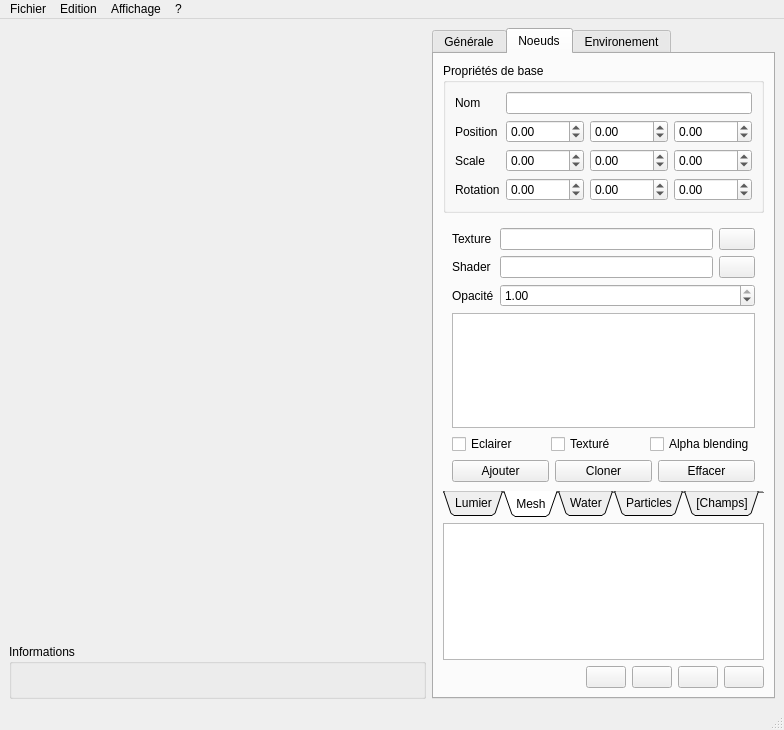
Qt form sources/interface.ui (b4n92uid/theball-editor) before a commit.
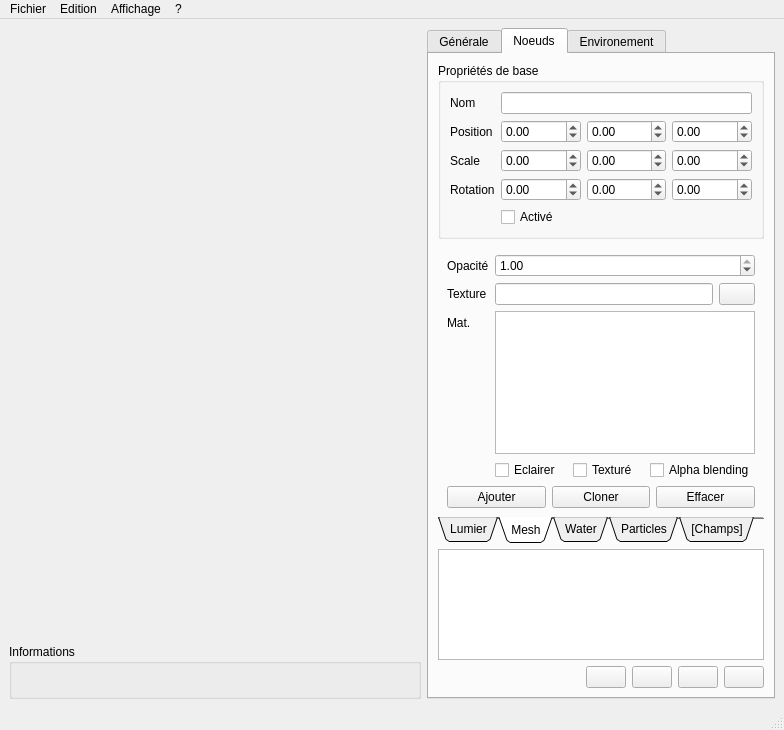
The same form after that commit. Icons and pictures are not drawn. Custom widgets are drawn as their Qt base class.

Commit message: Implement mesh material settings

Patch:
```diff
--- a/sources/interface.ui
+++ b/sources/interface.ui
@@ -328,6 +328,13 @@
              </property>
             </widget>
            </item>
+           <item row="4" column="1">
+            <widget class="QCheckBox" name="node_enable">
+             <property name="text">
+              <string>Activé</string>
+             </property>
+            </widget>
+           </item>
           </layout>
          </widget>
         </item>
@@ -590,77 +597,18 @@
            </attribute>
            <layout class="QVBoxLayout" name="verticalLayout_10">
             <item>
-             <layout class="QFormLayout" name="formLayout_10">
-              <item row="0" column="0">
-               <widget class="QLabel" name="label_34">
-                <property name="text">
-                 <string>Texture</string>
-                </property>
-               </widget>
-              </item>
-              <item row="0" column="1">
-               <layout class="QHBoxLayout" name="horizontalLayout_31" stretch="6,1">
-                <item>
-                 <widget class="QLineEdit" name="node_mesh_texture"/>
-                </item>
-                <item>
-                 <widget class="QPushButton" name="node_mesh_texture_browse">
-                  <property name="sizePolicy">
-                   <sizepolicy hsizetype="Ignored" vsizetype="Fixed">
-                    <horstretch>0</horstretch>
-                    <verstretch>0</verstretch>
-                   </sizepolicy>
-                  </property>
-                  <property name="text">
-                   <string/>
-                  </property>
-                  <property name="icon">
-                   <iconset resource="ressource.qrc">
-                    <normaloff>:/Icons/icons/explore.png</normaloff>:/Icons/icons/explore.png</iconset>
-                  </property>
-                 </widget>
-                </item>
-               </layout>
-              </item>
+             <layout class="QFormLayout" name="formLayout_9">
+              <property name="fieldGrowthPolicy">
+               <enum>QFormLayout::AllNonFixedFieldsGrow</enum>
+              </property>
               <item row="1" column="0">
-               <widget class="QLabel" name="label_35">
-                <property name="text">
-                 <string>Shader</string>
-                </property>
-               </widget>
-              </item>
-              <item row="1" column="1">
-               <layout class="QHBoxLayout" name="horizontalLayout_32" stretch="6,1">
-                <item>
-                 <widget class="QLineEdit" name="node_mesh_shader"/>
-                </item>
-                <item>
-                 <widget class="QPushButton" name="node_mesh_shader_browse">
-                  <property name="sizePolicy">
-                   <sizepolicy hsizetype="Ignored" vsizetype="Fixed">
-                    <horstretch>0</horstretch>
-                    <verstretch>0</verstretch>
-                   </sizepolicy>
-                  </property>
-                  <property name="text">
-                   <string/>
-                  </property>
-                  <property name="icon">
-                   <iconset resource="ressource.qrc">
-                    <normaloff>:/Icons/icons/explore.png</normaloff>:/Icons/icons/explore.png</iconset>
-                  </property>
-                 </widget>
-                </item>
-               </layout>
-              </item>
-              <item row="2" column="0">
                <widget class="QLabel" name="label_36">
                 <property name="text">
                  <string>Opacité</string>
                 </property>
                </widget>
               </item>
-              <item row="2" column="1">
+              <item row="1" column="1">
                <widget class="QDoubleSpinBox" name="node_mesh_opacity">
                 <property name="maximum">
                  <double>1.000000000000000</double>
@@ -673,9 +621,7 @@
                 </property>
                </widget>
               </item>
-             </layout>
-            </item>
-            <item>
+              <item row="3" column="1">
              <widget class="QListView" name="node_mesh_materials">
               <property name="sizePolicy">
                <sizepolicy hsizetype="Expanding" vsizetype="Ignored">
@@ -685,7 +631,7 @@
               </property>
              </widget>
             </item>
-            <item>
+              <item row="4" column="1">
              <layout class="QHBoxLayout" name="horizontalLayout_34">
               <item>
                <widget class="QCheckBox" name="node_mesh_lighted">
@@ -705,6 +651,46 @@
                <widget class="QCheckBox" name="node_mesh_alphablend">
                 <property name="text">
                  <string>Alpha blending</string>
+                  </property>
+                 </widget>
+                </item>
+               </layout>
+              </item>
+              <item row="2" column="1">
+               <layout class="QHBoxLayout" name="horizontalLayout_31" stretch="6,1">
+                <item>
+                 <widget class="QLineEdit" name="node_mesh_texture"/>
+                </item>
+                <item>
+                 <widget class="QPushButton" name="node_mesh_texture_browse">
+                  <property name="sizePolicy">
+                   <sizepolicy hsizetype="Ignored" vsizetype="Fixed">
+                    <horstretch>0</horstretch>
+                    <verstretch>0</verstretch>
+                   </sizepolicy>
+                  </property>
+                  <property name="text">
+                   <string/>
+                  </property>
+                  <property name="icon">
+                   <iconset resource="ressource.qrc">
+                    <normaloff>:/Icons/icons/explore.png</normaloff>:/Icons/icons/explore.png</iconset>
+                  </property>
+                 </widget>
+                </item>
+               </layout>
+              </item>
+              <item row="2" column="0">
+               <widget class="QLabel" name="label_34">
+                <property name="text">
+                 <string>Texture</string>
+                </property>
+               </widget>
+              </item>
+              <item row="3" column="0">
+               <widget class="QLabel" name="label_35">
+                <property name="text">
+                 <string>Mat.</string>
                 </property>
                </widget>
               </item>
```
Lines whose indentation alone changed are shown as unchanged. The commit also changes 6 other files.
